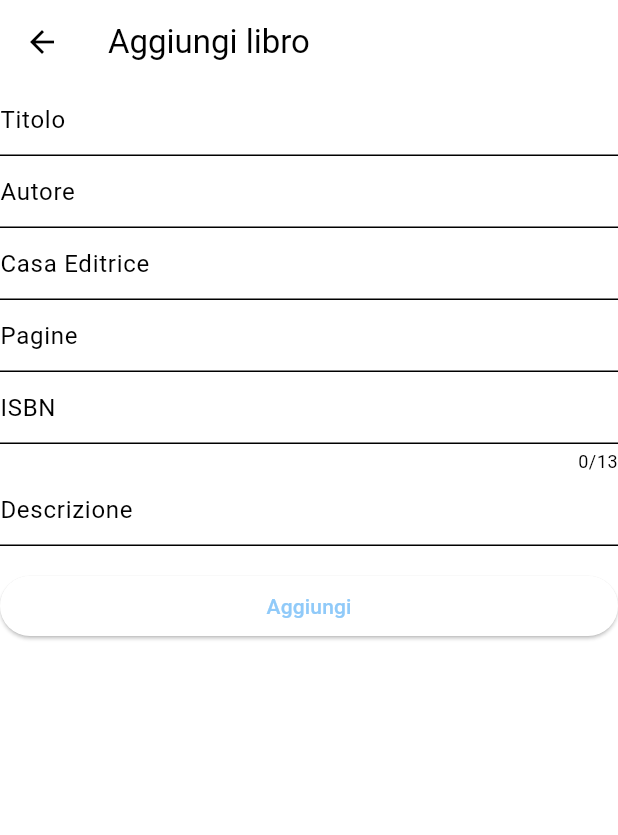
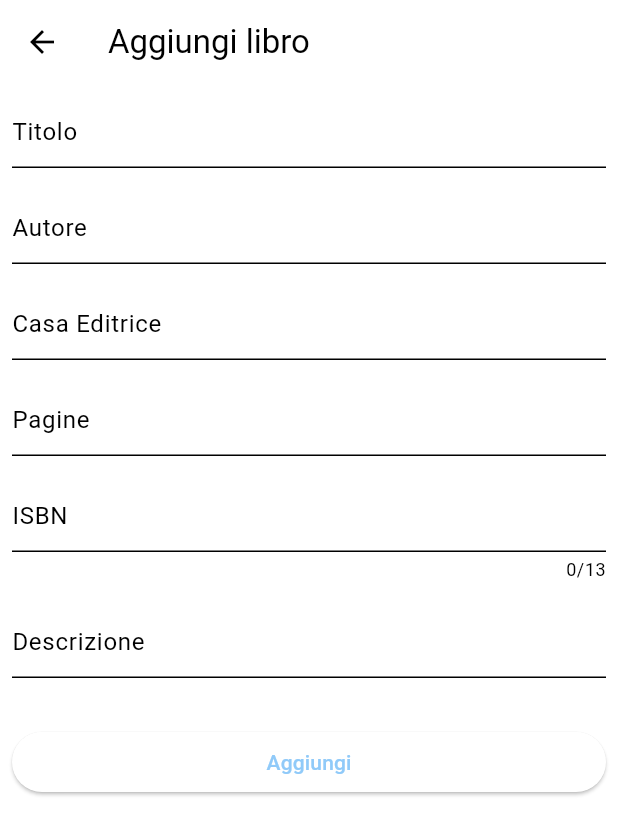
Before and after one commit to coglialoro/bookwarm, a Flutter app: the AggiungiLibroManuale screen opened directly, on a phone screen of 412 x 824 dp. Shown: the top 835 px of the screen. Run offline on Flutter 3.47's test engine with Material 3 defaults, Android fonts, the light colour scheme and no system bars; our stand-ins replace hive, hive_flutter; missing offline and left inert: flutter_barcode_scanner; accounts and stored records are empty.

Commit message:
Aggiunto padding alla pagine aggiunta libro manuale

```diff
--- a/lib/schermate/aggiungi_libro_manuale.dart
+++ b/lib/schermate/aggiungi_libro_manuale.dart
@@ -57,7 +57,9 @@ class _AggiungiLibroManualeState extends State<AggiungiLibroManuale> {
         key: formKey,
         child: ListView(
           children: [
-            TextFormField(
+            Padding(
+              padding: const EdgeInsets.all(8.0),
+              child: TextFormField(
                 controller: controllerTitolo,
                 decoration: const InputDecoration(hintText: "Titolo"),
                 validator: (value) {
@@ -67,7 +69,10 @@ class _AggiungiLibroManualeState extends State<AggiungiLibroManuale> {
                   return null;
                 },
               ),
-            TextFormField(
+            ),
+            Padding(
+              padding: const EdgeInsets.all(8.0),
+              child: TextFormField(
                 controller: controllerAutore,
                 decoration: const InputDecoration(hintText: "Autore"),
                 validator: (value) {
@@ -77,11 +82,17 @@ class _AggiungiLibroManualeState extends State<AggiungiLibroManuale> {
                   return null;
                 },
               ),
-            TextFormField(
+            ),
+            Padding(
+              padding: const EdgeInsets.all(8.0),
+              child: TextFormField(
                 controller: controllerCasaEditrice,
                 decoration: const InputDecoration(hintText: "Casa Editrice"),
               ),
-            TextFormField(
+            ),
+            Padding(
+              padding: const EdgeInsets.all(8.0),
+              child: TextFormField(
                 controller: controllerPagine,
                 keyboardType: TextInputType.number,
                 inputFormatters: [FilteringTextInputFormatter.digitsOnly],
@@ -93,7 +104,10 @@ class _AggiungiLibroManualeState extends State<AggiungiLibroManuale> {
                   return null;
                 },
               ),
-            TextFormField(
+            ),
+            Padding(
+              padding: const EdgeInsets.all(8.0),
+              child: TextFormField(
                 controller: controllerIsbn,
                 maxLength: 13,
                 keyboardType: TextInputType.number,
@@ -109,12 +123,18 @@ class _AggiungiLibroManualeState extends State<AggiungiLibroManuale> {
                   return null;
                 },
               ),
-            TextFormField(
+            ),
+            Padding(
+              padding: const EdgeInsets.all(8.0),
+              child: TextFormField(
                 controller: controllerDescrizione,
                 decoration: const InputDecoration(hintText: "Descrizione"),
               ),
+            ),
             const Padding(padding: EdgeInsets.all(8)),
-            ElevatedButton(
+            Padding(
+              padding: const EdgeInsets.all(8.0),
+              child: ElevatedButton(
                   onPressed: () async {
                     if (formKey.currentState!.validate()) {
                       final libro = Libro(
@@ -129,7 +149,8 @@ class _AggiungiLibroManualeState extends State<AggiungiLibroManuale> {
                       Navigator.pop(context);
                     }
                   },
-                child: const Text("Aggiungi"))
+                  child: const Text("Aggiungi")),
+            )
           ],
         ),
       ),
```
Lines whose indentation alone changed are shown as unchanged.
